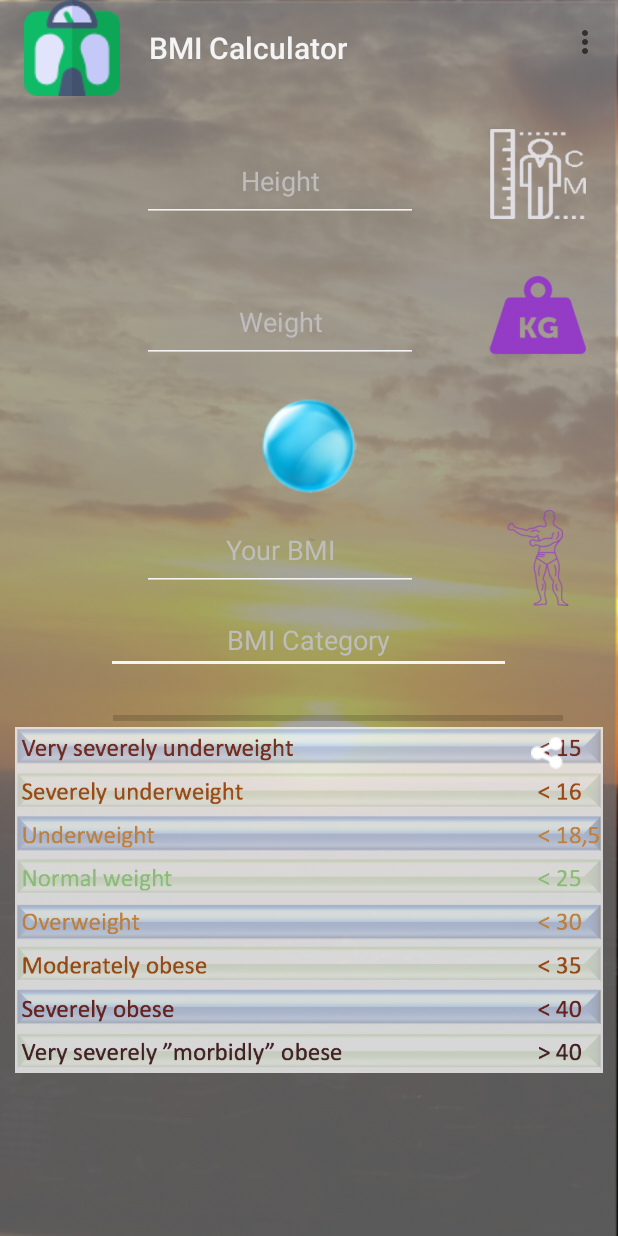
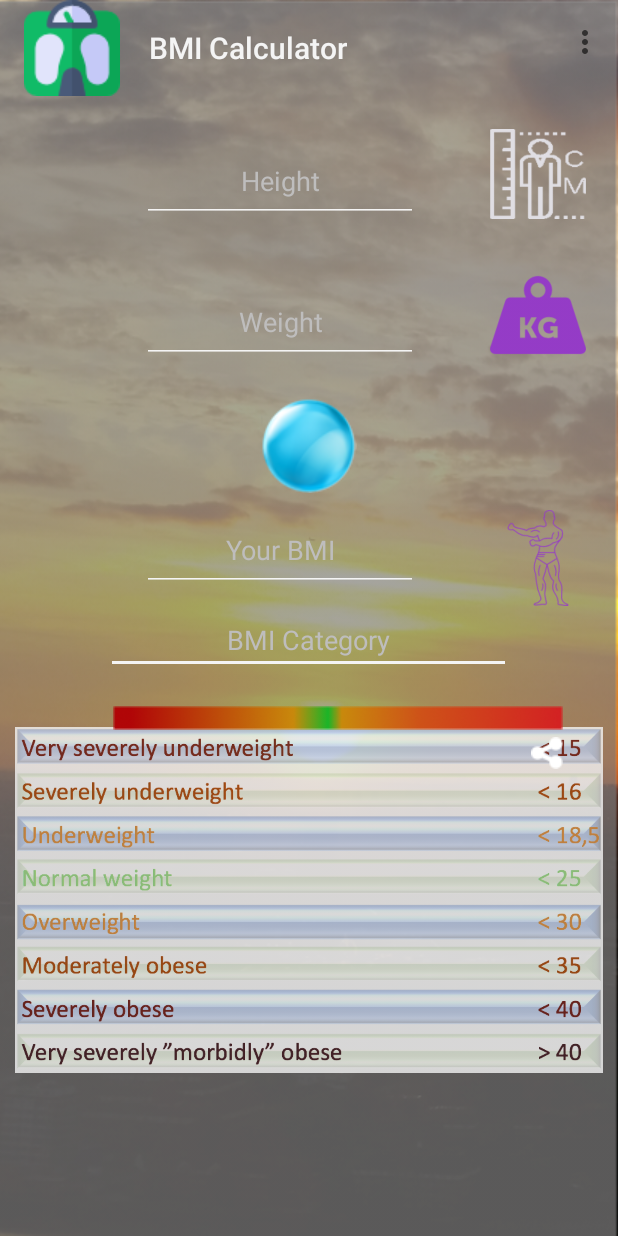
Before and after one commit to Dawid87/BMI-Calculator, an Android app: the screen it shows after launch (MainActivity), on a phone screen of 412 x 824 dp. Run offline under Robolectric (Android 15) with nearby library versions, the phone set to English and light mode, and no system bars; our stand-ins replace AdMob; libraries missing offline, so code that uses them is left out: com.anjlab.android; 1 statement that could not run was skipped.

Commit message:
Customize progress bar added

```diff
--- /dev/null
+++ b/app/src/main/res/drawable-hdpi/custom_progressbar.xml
@@ -0,0 +1,31 @@
+<layer-list xmlns:android="http://schemas.android.com/apk/res/android">
+
+    <!-- Define the background properties like color etc -->
+    <!--<item android:id="@android:id/background">-->
+        <!--<shape>-->
+            <!--&lt;!&ndash;<gradient&ndash;&gt;-->
+                <!--&lt;!&ndash;&lt;!&ndash;android:&ndash;&gt;&ndash;&gt;-->
+                <!--&lt;!&ndash;&lt;!&ndash;android:startColor="#B00607"&ndash;&gt;&ndash;&gt;-->
+                <!--&lt;!&ndash;&lt;!&ndash;android:centerColor="#18B528"&ndash;&gt;&ndash;&gt;-->
+                <!--&lt;!&ndash;&lt;!&ndash;android:centerY="1.0"&ndash;&gt;&ndash;&gt;-->
+                <!--&lt;!&ndash;&lt;!&ndash;android:endColor="#CE5118"&ndash;&gt;&ndash;&gt;-->
+                <!--&lt;!&ndash;&lt;!&ndash;android:angle="270"&ndash;&gt;&ndash;&gt;-->
+                <!--&lt;!&ndash;/>&ndash;&gt;-->
+        <!--&lt;!&ndash;</shape>&ndash;&gt;-->
+    <!--</item>-->
+
+    <!-- Define the progress properties like start color, end color etc -->
+    <item android:id="@android:id/progress">
+        <clip>
+            <shape>
+                <gradient
+                    android:startColor="#99111111"
+                    android:useLevel="true"
+                    android:centerX="1.0"
+
+                    android:angle="180"
+                    />
+            </shape>
+        </clip>
+    </item>
+</layer-list>
--- a/app/src/main/res/layout/activity_main.xml
+++ b/app/src/main/res/layout/activity_main.xml
@@ -194,7 +194,9 @@
                     android:layout_alignEnd="@+id/share"
                     android:layout_alignRight="@+id/share"
                     android:layout_below="@+id/bmiCat"
-                    android:layout_marginTop="21dp" />
+                    android:layout_marginTop="21dp"
+                    android:background="@drawable/line"
+                    android:progressDrawable="@drawable/custom_progressbar"/>
 
 
             </RelativeLayout>
--- a/app/src/main/res/values/styles.xml
+++ b/app/src/main/res/values/styles.xml
@@ -24,5 +24,11 @@
         <item name="popupTheme">@style/ThemeOverlay.AppCompat.Light</item>
     </style>
 
+    <style name="CustomProgressBarHorizontal" parent="android:Widget.ProgressBar.Horizontal">
+        <item name="android:progressDrawable">@drawable/custom_progressbar</item>
+        <item name="android:minHeight">1dip</item>
+        <item name="android:maxHeight">2dip</item>
+    </style>
+
 
 </resources>
--- a/build.gradle
+++ b/build.gradle
@@ -4,9 +4,10 @@ buildscript {
     repositories {
         jcenter()
 
+        google()
     }
     dependencies {
-        classpath 'com.android.tools.build:gradle:3.0.0'
+        classpath 'com.android.tools.build:gradle:3.0.1'
 
         // NOTE: Do not place your application dependencies here; they belong
         // in the individual module build.gradle files
@@ -17,6 +18,7 @@ allprojects {
     repositories {
         jcenter()
 
+        google()
     }
 }
 
```
Also changed, not shown: app/src/main/java/com/dawid/dawiddelimata/bmicalculator_ver14/MainActivity.java (+21 -9 lines), app/src/main/res/drawable-mdpi/line.png (added).
